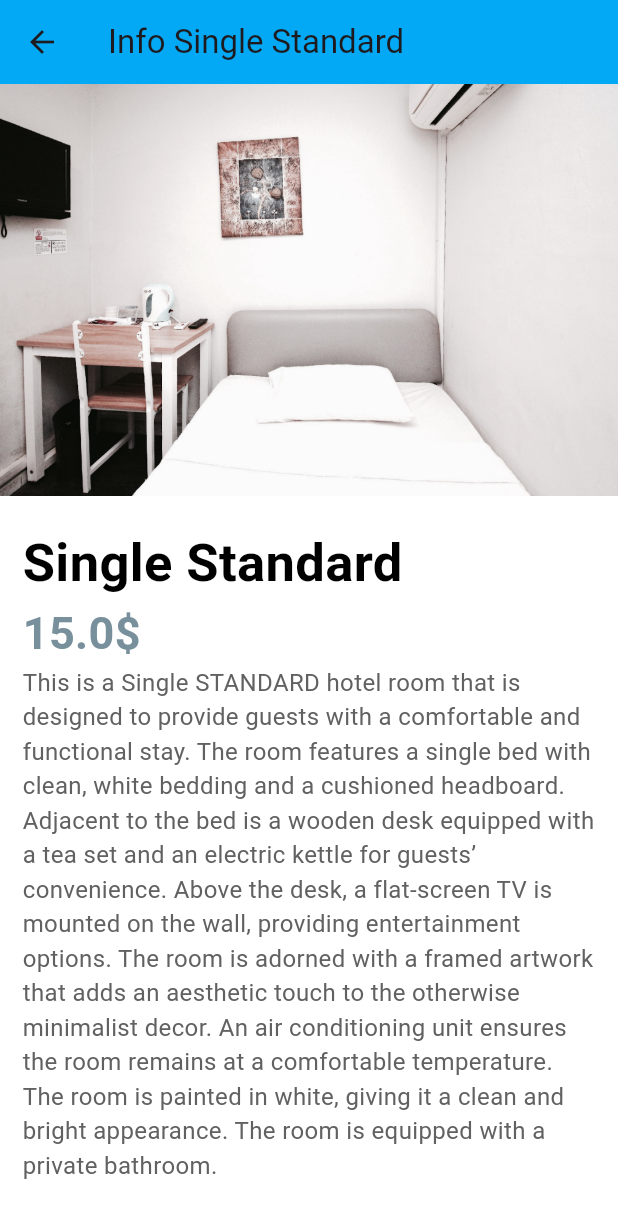
After one commit to ptnga/laptrinhUD, a Flutter app: the showRoomDetai screen opened by its route, after a tap on "Single Standard", on a phone screen of 412 x 824 dp. The commit adds this screen. Shown: the top 1218 px of the screen. Run offline on Flutter 3.47's test engine with Material 3 defaults, Android fonts, the phone set to English and light mode, and no system bars; network calls fail.

Commit message:
change room p5

```diff
--- a/qlkhachsan/lib/main.dart
+++ b/qlkhachsan/lib/main.dart
@@ -4,6 +4,7 @@ import '/models/user_interface.dart';
 import '/widgets/home_page.dart';
 import '/widgets/settings.dart';
 import '/widgets/roomManager.dart';
+import 'widgets/showRoomDetailList.dart';
 
 void main() {
   runApp(const MyApp());
@@ -25,6 +26,7 @@ class MyApp extends StatelessWidget {
           "/trangchu": (context) => MyHomePage(),
           "/caidat": (context) => MySetting(),
           "/phong": (context) => MyRoomPage(),
+          "/thongtin": (context) => showRoomDetai(),
         },
         //home: MyHomePage(), // Set MyHomePage as the home screen
       ),
--- /dev/null
+++ b/qlkhachsan/lib/models/showRoomDetail.dart
@@ -0,0 +1,15 @@
+import 'package:flutter/widgets.dart';
+
+class showRoomDetail{
+  final String name;
+  final Image image;
+  final double price;
+  final String detail;
+
+  showRoomDetail({
+    required this.name,
+    required this.image,
+    required this.price,
+    required this.detail,
+  });
+}
--- a/qlkhachsan/lib/widgets/home_page.dart
+++ b/qlkhachsan/lib/widgets/home_page.dart
@@ -172,7 +172,7 @@ class MyHomePage extends StatelessWidget{
                 padding: const EdgeInsets.all(15.0),
                 child: ElevatedButton(
                   onPressed: () {
-                    Navigator.of(context).popAndPushNamed('/caidat');
+                    Navigator.of(context).popAndPushNamed('/thongtin');
                   },
                   child: Container(
                       width: ui.fontSize * 7.3,
--- /dev/null
+++ b/qlkhachsan/lib/widgets/showRoomDetailList.dart
@@ -0,0 +1,126 @@
+import 'package:flutter/material.dart';
+import 'package:qlkhachsan/models/showRoomDetail.dart';
+import 'showRoomDetailPage.dart';
+
+class showRoomDetai extends StatelessWidget {
+  final List<showRoomDetail> showRoomDetailList = [
+    showRoomDetail(name: 'Single Standard', image: Image.asset('images/img1.jpg'), price: 15.0, detail: 'This is a Single STANDARD hotel room that is designed to provide guests with a comfortable and functional stay. The room features a single bed with clean, white bedding and a cushioned headboard. Adjacent to the bed is a wooden desk equipped with a tea set and an electric kettle for guests’ convenience. Above the desk, a flat-screen TV is mounted on the wall, providing entertainment options. The room is adorned with a framed artwork that adds an aesthetic touch to the otherwise minimalist decor. An air conditioning unit ensures the room remains at a comfortable temperature. The room is painted in white, giving it a clean and bright appearance. The room is equipped with a private bathroom.'),
+    showRoomDetail(name: 'Single Vip', image: Image.asset('images/img2.jpg'), price: 30.0, detail: 'The Single VIP hotel room is a well-lit and cozy space that is designed to provide guests with a luxurious and comfortable stay. The room features a neatly made bed with white linens and a dark headboard. Above the bed, there’s a piece of artwork mounted on the wall and two reading lights affixed on either side of it. A wooden desk with a lamp and a vase of fresh flowers is placed by the window, which is covered with green curtains. The floor is carpeted with a patterned green carpet that complements the curtains. The walls are painted in light colors, giving the room a spacious and airy feel 1'),
+    showRoomDetail(name: 'Double Standard', image: Image.asset('images/img3.jpg'), price: 25.0, detail: 'The Double STANDARD hotel room is a well-lit and cozy space that is designed to provide guests with a comfortable and functional stay. The room features a large, comfortable bed with white linens and a dark blue runner across the foot of the bed. The walls are painted in a soft peach color, providing a warm and inviting atmosphere. There’s a wooden desk on the left side of the image, indicating a workspace within the room. Above the bed, an air conditioning unit is installed ensuring climate control for comfort. The floor is covered with a textured grey carpet that complements the overall color scheme of the room. Large curtains cover a window on one side of the room, offering privacy and light control '),
+    showRoomDetail(name: 'Double Vip', image: Image.asset('images/img4.jpg'), price: 50.0, detail: 'The Double VIP hotel room is a well-lit and spacious space that is designed to provide guests with a luxurious and comfortable stay. The room features a large double bed with a dark brown frame and headboard adorned with white bedding, a decorative throw, and multiple pillows. The room features three large windows draped with dark patterned curtains that match the bed’s throw. Two plush armchairs and a small round table with a flower vase are situated near the windows, offering a comfortable seating area. The walls are painted in a soft cream color, complementing the wooden flooring and creating an inviting atmosphereWall-mounted bedside lamps provide additional lighting, enhancing the room’s warm ambiance'),
+  ];
+  @override
+  Widget build(BuildContext context) {
+    return Scaffold(
+      appBar: AppBar(
+        title: Text('Room description'),
+        backgroundColor: Colors.lightBlue,
+        leading: IconButton(
+          icon: Icon(Icons.arrow_back),
+          onPressed: () {
+            Navigator.of(context).popAndPushNamed('/trangchu');
+          },
+        ),
+      ),
+      body: ListView(
+            shrinkWrap: true,
+            children: [
+              Column(
+                crossAxisAlignment: CrossAxisAlignment.start,
+                children: [
+                  SizedBox(height: 20,),
+                  GestureDetector(
+                    onTap: () {
+                      Navigator.push(
+                        context,
+                        MaterialPageRoute(
+                          builder: (context) => showRoomDatailPage(showRoomDetailList[0]),
+                        ),
+                      );
+                    },
+                    child: Card(
+                      child: Padding(
+                        padding: const EdgeInsets.all(12.0),
+                        child: Row(
+                          children: [
+                            Icon(Icons.bedroom_child_outlined, size: 40, color: Colors.teal.shade200),
+                            SizedBox(width: 20.0,),
+                            Text('Single Standard', style: TextStyle(fontWeight: FontWeight.bold, fontSize: 27),)
+                          ],
+                        ),
+                      ) ,
+                    ),
+                  ),
+                  GestureDetector(
+                    onTap: () {
+                      Navigator.push(
+                        context,
+                        MaterialPageRoute(
+                          builder: (context) => showRoomDatailPage(showRoomDetailList[1]),
+                        ),
+                      );
+                    },
+                    child: Card(
+                      child: Padding(
+                        padding: const EdgeInsets.all(12.0),
+                        child: Row(
+                          children: [
+                            Icon(Icons.bedroom_child, size: 40, color: Colors.teal.shade200),
+                            SizedBox(width: 20.0,),
+                            Text('Single VIP', style: TextStyle(fontWeight: FontWeight.bold, fontSize: 27),)
+                          ],
+                        ),
+                      ) ,
+                    ),
+                  ),
+                  GestureDetector(
+                    onTap: () {
+                      Navigator.push(
+                        context,
+                        MaterialPageRoute(
+                          builder: (context) => showRoomDatailPage(showRoomDetailList[2]),
+                        ),
+                      );
+                    },
+                    child: Card(
+                      child: Padding(
+                        padding: const EdgeInsets.all(12.0),
+                        child: Row(
+                          children: [
+                            Icon(Icons.bedroom_parent_outlined, size: 40, color: Colors.teal.shade200),
+                            SizedBox(width: 20.0,),
+                            Text('Double Standard', style: TextStyle(fontWeight: FontWeight.bold, fontSize: 27),)
+                          ],
+                        ),
+                      ) ,
+                    ),
+                  ),
+                  GestureDetector(
+                    onTap: () {
+                      Navigator.push(
+                        context,
+                        MaterialPageRoute(
+                          builder: (context) => showRoomDatailPage(showRoomDetailList[3]),
+                        ),
+                      );
+                    },
+                    child: Card(
+                      child: Padding(
+                        padding: const EdgeInsets.all(12.0),
+                        child: Row(
+                          children: [
+                            Icon(Icons.bedroom_parent, size: 40, color: Colors.teal.shade200),
+                            SizedBox(width: 20.0,),
+                            Text('Double VIP', style: TextStyle(fontWeight: FontWeight.bold, fontSize: 27),)
+                          ],
+                        ),
+                      ) ,
+                    ),
+                  )
+                ],
+              )
+            ],
+        )
+    );
+  }
+}
--- /dev/null
+++ b/qlkhachsan/lib/widgets/showRoomDetailPage.dart
@@ -0,0 +1,47 @@
+import 'package:flutter/material.dart';
+import 'package:qlkhachsan/models/showRoomDetail.dart';
+
+class showRoomDatailPage extends StatelessWidget {
+
+  showRoomDetail room;
+  showRoomDatailPage(this.room);
+  @override
+  Widget build(BuildContext context) {
+    return Scaffold(
+      appBar: AppBar(
+        title: Text('Info ${room.name}'),
+        backgroundColor: Colors.lightBlue,
+        leading: IconButton(
+          icon: Icon(Icons.arrow_back),
+          onPressed: () {
+            Navigator.pop(context);
+          },
+        ),
+      ),
+      backgroundColor: Colors.white,
+      body: ListView(
+        shrinkWrap: true,
+        children: [
+          Column(
+            crossAxisAlignment: CrossAxisAlignment.start,
+            children: [
+              room.image,
+              Padding(
+                padding: EdgeInsets.only(top: 20.0, left: 15.0, right: 15.0),
+                child: Column(
+                  crossAxisAlignment: CrossAxisAlignment.start,
+                  children: [
+                    Text(room.name, style: TextStyle(fontWeight: FontWeight.bold, fontSize: 35, color: Colors.black)),
+                    Text( '${room.price}\$', style: TextStyle(fontWeight: FontWeight.bold, fontSize: 30, color: Colors.blueGrey.shade400)),
+                    Text(room.detail, style: TextStyle( fontSize: 16, color: Colors.grey.shade700) )
+                  ],
+                ),
+              )
+            ],
+          )
+        ],
+      ),
+    );
+
+  }
+}
--- a/qlkhachsan/pubspec.yaml
+++ b/qlkhachsan/pubspec.yaml
@@ -59,6 +59,8 @@ flutter:
   # included with your application, so that you can use the icons in
   # the material Icons class.
   uses-material-design: true
+  assets:
+    - images/
 
   # To add assets to your application, add an assets section, like this:
   # assets:
```
Also changed, not shown: qlkhachsan/images/img1.jpg (added), qlkhachsan/images/img2.jpg (added), qlkhachsan/images/img3.jpg (added), 1 other file.
